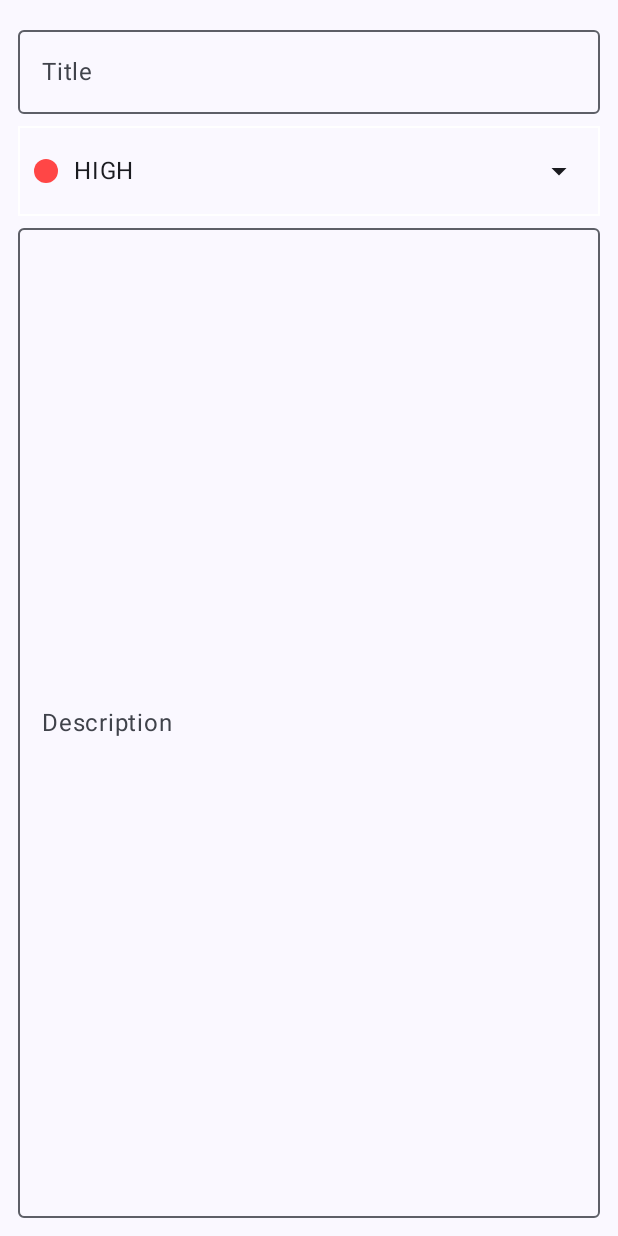
After one commit to soutruoshim/todo-android-composer, an Android app built with Jetpack Compose: the composable TaskContent called with empty values, on a phone screen of 412 x 824 dp. The commit adds this screen. Run offline under Robolectric (Android 15) with nearby library versions, the phone set to English and light mode, and no system bars.

Commit message:
Task Content

```diff
--- /dev/null
+++ b/app/src/main/java/com/srhdp/to_docompose/components/PriorityDropdown.kt
@@ -0,0 +1,114 @@
+package com.srhdp.to_docompose.components
+
+import androidx.compose.animation.core.animateFloatAsState
+import androidx.compose.foundation.Canvas
+import androidx.compose.foundation.border
+import androidx.compose.foundation.clickable
+import androidx.compose.foundation.layout.Row
+import androidx.compose.foundation.layout.fillMaxWidth
+import androidx.compose.foundation.layout.height
+import androidx.compose.foundation.layout.size
+import androidx.compose.material.icons.Icons
+import androidx.compose.material.icons.filled.ArrowDropDown
+import androidx.compose.material3.DropdownMenu
+import androidx.compose.material3.DropdownMenuItem
+import androidx.compose.material3.Icon
+import androidx.compose.material3.IconButton
+import androidx.compose.material3.MaterialTheme
+import androidx.compose.material3.Text
+import androidx.compose.runtime.Composable
+import androidx.compose.runtime.mutableStateOf
+import androidx.compose.runtime.remember
+import com.srhdp.to_docompose.data.models.Priority
+import androidx.compose.runtime.setValue
+import androidx.compose.runtime.getValue
+import androidx.compose.ui.Alignment
+import androidx.compose.ui.Modifier
+import androidx.compose.ui.draw.rotate
+import androidx.compose.ui.tooling.preview.Preview
+import androidx.compose.ui.unit.dp
+import com.srhdp.to_docompose.ui.theme.PRIORITY_INDICATOR_SIZE
+
+@Composable
+fun PriorityDropDown(
+    priority: Priority,
+    onPrioritySelected:(Priority) -> Unit
+){
+    var expanded by remember {
+        mutableStateOf(false)
+    }
+    val angle:Float by animateFloatAsState(targetValue = if(expanded) 180f else 0f)
+
+    Row(
+        modifier = Modifier
+            .fillMaxWidth()
+            .height(60.dp)
+            .border(
+                width = 1.dp,
+                color = MaterialTheme.colorScheme.onPrimary
+            )
+            .clickable { expanded = true },
+        verticalAlignment = Alignment.CenterVertically
+
+    ){
+        Canvas(modifier = Modifier
+            .size(PRIORITY_INDICATOR_SIZE)
+            .weight(1f)
+            , ){
+            drawCircle(color = priority.color)
+        }
+        Text(
+            modifier = Modifier.weight(8f),
+            text = priority.name,
+        )
+        IconButton(
+            onClick = {expanded = true},
+            modifier = Modifier.weight(1.5f)
+                .rotate(degrees = angle)
+        ) {
+            Icon(imageVector = Icons.Filled.ArrowDropDown, contentDescription = "Dropdown Arrow")
+        }
+
+        DropdownMenu(
+            modifier = Modifier.fillMaxWidth(fraction = 0.94f),
+            expanded = expanded,
+            onDismissRequest = {
+                expanded = false}
+
+        ) {
+            DropdownMenuItem(
+                text = { PriorityItem(priority = Priority.LOW) },
+                onClick = {
+                    expanded = false
+                    onPrioritySelected(Priority.LOW)
+                }
+            )
+            DropdownMenuItem(
+                text = { PriorityItem(priority = Priority.MEDIUM) },
+                onClick = {
+                    expanded = false
+                    onPrioritySelected(Priority.MEDIUM)
+                }
+            )
+            DropdownMenuItem(
+                text = { PriorityItem(priority = Priority.HIGH) },
+                onClick = {
+                    expanded = false
+                    onPrioritySelected(Priority.HIGH)
+                }
+            )
+            DropdownMenuItem(
+                text = { PriorityItem(priority = Priority.NONE) },
+                onClick = {
+                    expanded = false
+                    onPrioritySelected(Priority.NONE)
+                }
+            )
+        }
+    }
+}
+@Composable
+@Preview
+fun PriorityDropDownPreview(){
+    PriorityDropDown(priority = Priority.LOW, onPrioritySelected = {})
+}
--- /dev/null
+++ b/app/src/main/java/com/srhdp/to_docompose/ui/screen/task/TaskContent.kt
@@ -0,0 +1,74 @@
+package com.srhdp.to_docompose.ui.screen.task
+
+import androidx.compose.foundation.layout.Column
+import androidx.compose.foundation.layout.fillMaxSize
+import androidx.compose.foundation.layout.fillMaxWidth
+import androidx.compose.foundation.layout.height
+import androidx.compose.foundation.layout.padding
+import androidx.compose.material3.Divider
+import androidx.compose.material3.ExperimentalMaterial3Api
+import androidx.compose.material3.MaterialTheme
+import androidx.compose.material3.OutlinedTextField
+import androidx.compose.material3.Text
+import androidx.compose.runtime.Composable
+import androidx.compose.ui.Modifier
+import androidx.compose.ui.tooling.preview.Preview
+import com.srhdp.to_docompose.components.PriorityDropDown
+import com.srhdp.to_docompose.data.models.Priority
+import com.srhdp.to_docompose.ui.theme.LARGE_PADDING
+import com.srhdp.to_docompose.ui.theme.MEDIUM_PADDING
+
+@OptIn(ExperimentalMaterial3Api::class)
+@Composable
+fun TaskContent(
+    title:String,
+    onTitleChange:(String)->Unit,
+    description:String,
+    onDescriptionChange:(String)->Unit,
+    priority: Priority,
+    onPrioritySelected:(Priority)->Unit
+){
+    Column(
+        modifier = Modifier
+            .fillMaxSize()
+            .padding(all = LARGE_PADDING)
+    )
+    {
+        OutlinedTextField(
+            modifier = Modifier.fillMaxWidth(),
+            value = title,
+            onValueChange = {onTitleChange(it)},
+            label = { Text(text = "Title")},
+            textStyle = MaterialTheme.typography.bodyMedium,
+            singleLine = true
+        )
+        Divider(
+
+            modifier = Modifier.height(MEDIUM_PADDING),
+            color = MaterialTheme.colorScheme.background
+        )
+
+        PriorityDropDown(priority = priority, onPrioritySelected = onPrioritySelected)
+        OutlinedTextField(
+            modifier = Modifier.fillMaxSize(),
+            value = description,
+            onValueChange = {onDescriptionChange(it)},
+            label = { Text(text = "Description")},
+            textStyle = MaterialTheme.typography.bodyMedium,
+            singleLine = true
+        )
+    }
+}
+
+@Composable
+@Preview
+fun PriorityDropDownPreview() {
+    TaskContent(
+        title = "Title",
+        onTitleChange = {},
+        description = "",
+        onDescriptionChange = {},
+        priority = Priority.LOW,
+        onPrioritySelected = {}
+    )
+}
```
Also changed, not shown: app/src/main/java/com/srhdp/to_docompose/ui/screen/task/TaskScreen.kt (+9 -1 lines).
